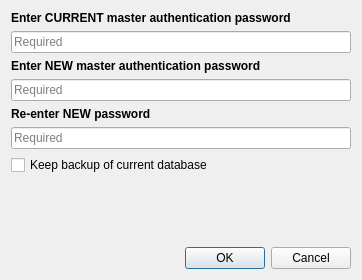
Above: src/ui/auth/qgsauthmasterpassresetdialog.ui from qgis/QGIS before the change. Below: the same form after it.
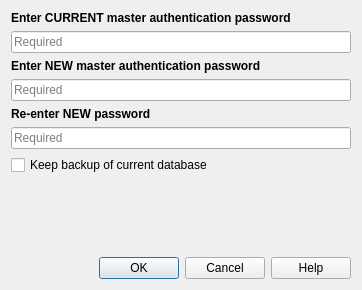
That is the form after the change. Custom widgets are drawn as their Qt base class.

Commit message:
Add help button and link to user manual pages
and .ui files updates

What changed in the file:
```diff
--- a/src/ui/auth/qgsauthmasterpassresetdialog.ui
+++ b/src/ui/auth/qgsauthmasterpassresetdialog.ui
@@ -7,7 +7,7 @@
     <x>0</x>
     <y>0</y>
     <width>362</width>
-    <height>280</height>
+    <height>290</height>
    </rect>
   </property>
   <property name="windowTitle">
@@ -119,7 +119,7 @@
       <enum>Qt::Horizontal</enum>
      </property>
      <property name="standardButtons">
-      <set>QDialogButtonBox::Cancel|QDialogButtonBox::Ok</set>
+      <set>QDialogButtonBox::StandardButton::Cancel|QDialogButtonBox::StandardButton::Help|QDialogButtonBox::StandardButton::Ok</set>
      </property>
     </widget>
    </item>
```
Left out of the diff: 10 changed lines with no effect on the pictures. The commit also changes 9 other files.
